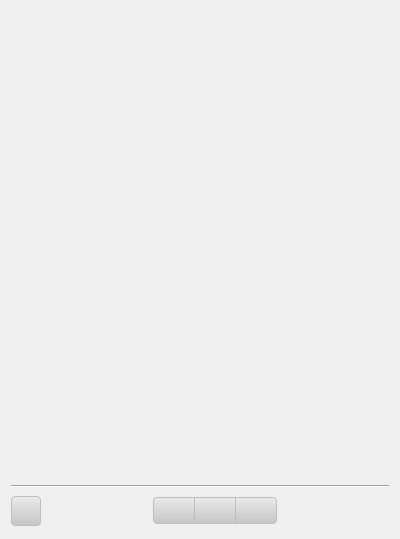
Qt form ui/mediadisplay.ui (clannable/tagdictionary) before a commit.
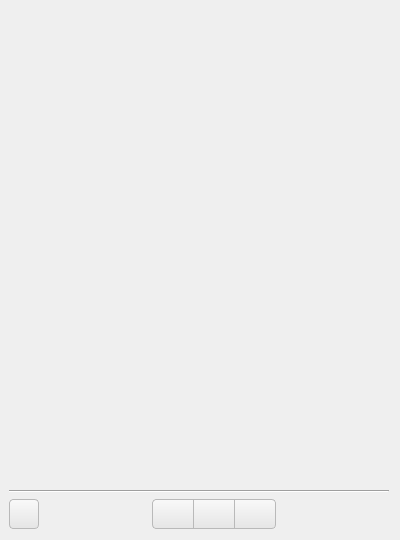
The same form after that commit. Icons and pictures are not drawn.

Commit message: UI style adjustments

What changed in the file:
```diff
--- a/ui/mediadisplay.ui
+++ b/ui/mediadisplay.ui
@@ -7,43 +7,16 @@
     <x>0</x>
     <y>0</y>
     <width>400</width>
-    <height>539</height>
+    <height>540</height>
    </rect>
   </property>
-  <property name="acceptDrops">
-   <bool>true</bool>
-  </property>
   <property name="windowTitle">
    <string>Form</string>
   </property>
-  <property name="styleSheet">
-   <string notr="true">QToolButton {
-	background: qlineargradient(x1: 0, y1: 0, x2: 0, y2: 1, stop: 0 #d8d8d8, stop: 1 #c1c1c1);
-	border: 1px solid #5a5a5a;
-	color: #3c3c3c;
-	border-radius: 4px;
-	height: 25px;
-	width: 25px;
-}
-
-QToolButton:hover {
-	background: qlineargradient(x1: 0, y1: 0, x2: 0, y2: 1,stop: 0 #c8c8c8, stop: 1 #b1b1b1);
-	border: 1px solid #717171;
-	color: #6a6a6a;
-}
-
-QToolButton:pressed {
-	background: qlineargradient(x1: 0, y1: 0, x2: 0, y2: 1, stop: 0 #b6b6b6, stop: 1 #a1a1a1);
-	border-color: #898989;
-	color: #6a6a6a;
-}
-QToolButton:disabled {
-	background: qlineargradient(x1: 0, y1: 0, x2: 0, y2: 1, stop: 0 #eaeaea, stop: 1 #c5c5c5);
-	border-color: #bebebe;
-	color: #bebebe;
-}</string>
-  </property>
   <layout class="QVBoxLayout" name="verticalLayout" stretch="1,0,0">
+   <property name="leftMargin">
+    <number>9</number>
+   </property>
    <property name="topMargin">
     <number>0</number>
    </property>
@@ -65,18 +38,19 @@
      </layout>
     </widget>
    </item>
-   <item alignment="Qt::AlignmentFlag::AlignBottom">
-    <widget class="Line" name="buttonLine">
+   <item>
+    <widget class="Line" name="line">
      <property name="orientation">
       <enum>Qt::Orientation::Horizontal</enum>
      </property>
     </widget>
    </item>
-   <item alignment="Qt::AlignmentFlag::AlignBottom">
+   <item>
     <widget class="QWidget" name="pageButtons" native="true">
      <property name="styleSheet">
       <string notr="true">QPushButton {
 	width: 40px;
+	height: 28px;
 }
 
 QToolButton {
@@ -89,7 +63,7 @@
 	border: 1px solid #b9b9b9;
 	background-color: qlineargradient(x1: 0, y1: 0, x2: 0, y2: 1, stop: 0 #f9f9f9, stop: 1 #e5e5e5);
 	color: #3a3a3a; 
-	height: 25px;
+
 }
 
 QPushButton:hover, QToolButton:hover {
@@ -116,22 +90,22 @@
        <number>0</number>
       </property>
       <property name="topMargin">
-       <number>2</number>
+       <number>0</number>
       </property>
       <property name="rightMargin">
        <number>0</number>
       </property>
       <property name="bottomMargin">
-       <number>2</number>
+       <number>0</number>
       </property>
       <item>
        <widget class="QToolButton" name="addFileButton">
-        <property name="enabled">
-         <bool>false</bool>
-        </property>
         <property name="cursor">
          <cursorShape>PointingHandCursor</cursorShape>
         </property>
+        <property name="toolTip">
+         <string>Import file</string>
+        </property>
         <property name="text">
          <string/>
         </property>
@@ -155,19 +129,16 @@
       </item>
       <item>
        <widget class="QFrame" name="frame">
-        <property name="autoFillBackground">
-         <bool>true</bool>
-        </property>
         <property name="frameShape">
          <enum>QFrame::Shape::NoFrame</enum>
         </property>
         <property name="frameShadow">
-         <enum>QFrame::Shadow::Raised</enum>
+         <enum>QFrame::Shadow::Plain</enum>
         </property>
         <property name="lineWidth">
-         <number>2</number>
+         <number>0</number>
         </property>
-        <layout class="QHBoxLayout" name="horizontalLayout_3">
+        <layout class="QHBoxLayout" name="horizontalLayout_2">
          <property name="spacing">
           <number>0</number>
          </property>
@@ -185,15 +156,6 @@
          </property>
          <item>
           <widget class="QPushButton" name="prevButton">
-           <property name="enabled">
-            <bool>false</bool>
-           </property>
-           <property name="sizePolicy">
-            <sizepolicy hsizetype="Fixed" vsizetype="Fixed">
-             <horstretch>0</horstretch>
-             <verstretch>0</verstretch>
-            </sizepolicy>
-           </property>
            <property name="cursor">
             <cursorShape>PointingHandCursor</cursorShape>
            </property>
@@ -214,21 +176,15 @@
            <property name="icon">
             <iconset theme="QIcon::ThemeIcon::GoPrevious"/>
            </property>
-           <property name="flat">
-            <bool>false</bool>
-           </property>
           </widget>
          </item>
          <item>
           <widget class="QPushButton" name="openButton">
-           <property name="enabled">
-            <bool>false</bool>
-           </property>
            <property name="cursor">
             <cursorShape>PointingHandCursor</cursorShape>
            </property>
            <property name="toolTip">
-            <string>Open file</string>
+            <string>Open file externally</string>
            </property>
            <property name="styleSheet">
             <string notr="true">border-radius: 0;</string>
@@ -239,28 +195,10 @@
            <property name="icon">
             <iconset theme="QIcon::ThemeIcon::FolderOpen"/>
            </property>
-           <property name="iconSize">
-            <size>
-             <width>16</width>
-             <height>16</height>
-            </size>
-           </property>
-           <property name="flat">
-            <bool>false</bool>
-           </property>
           </widget>
          </item>
          <item>
           <widget class="QPushButton" name="nextButton">
-           <property name="enabled">
-            <bool>false</bool>
-           </property>
-           <property name="sizePolicy">
-            <sizepolicy hsizetype="Fixed" vsizetype="Fixed">
-             <horstretch>0</horstretch>
-             <verstretch>0</verstretch>
-            </sizepolicy>
-           </property>
            <property name="cursor">
             <cursorShape>PointingHandCursor</cursorShape>
            </property>
@@ -281,9 +219,6 @@
            <property name="icon">
             <iconset theme="QIcon::ThemeIcon::GoNext"/>
            </property>
-           <property name="flat">
-            <bool>false</bool>
-           </property>
           </widget>
          </item>
         </layout>
@@ -291,12 +226,6 @@
       </item>
       <item>
        <widget class="QLabel" name="fileCounter">
-        <property name="sizePolicy">
-         <sizepolicy hsizetype="Expanding" vsizetype="Preferred">
-          <horstretch>0</horstretch>
-          <verstretch>0</verstretch>
-         </sizepolicy>
-        </property>
         <property name="text">
          <string/>
         </property>
```
The commit also changes 2 other files.
